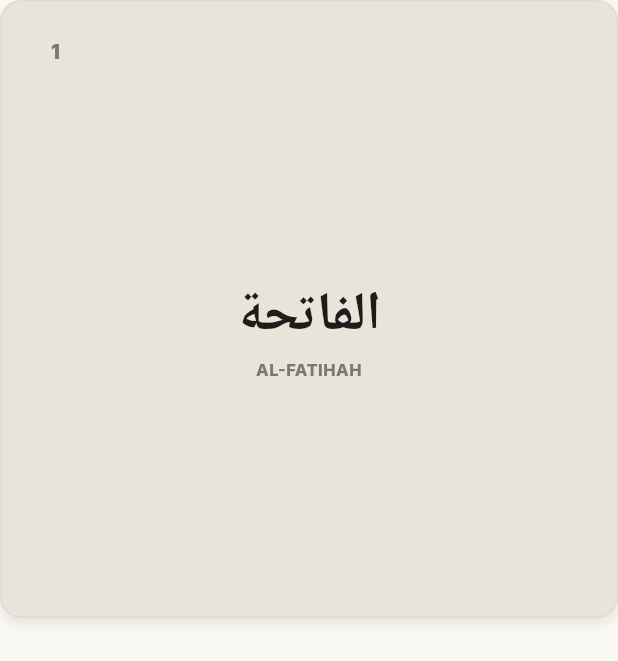
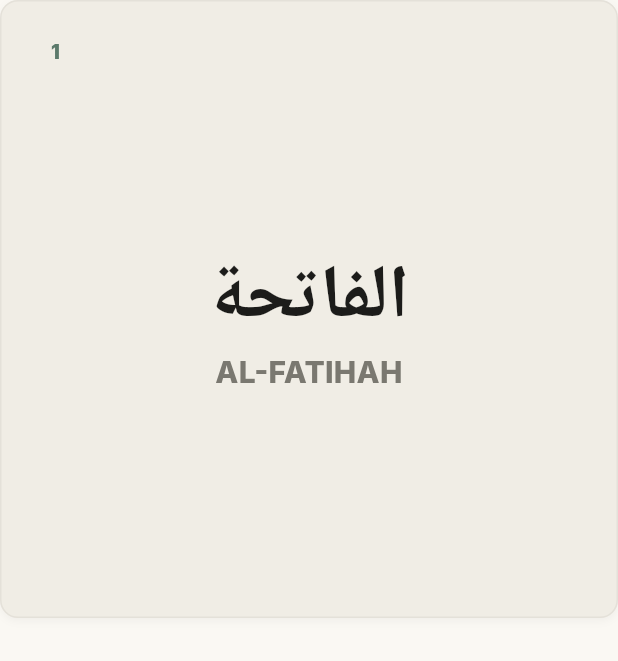
Before and after one commit to OnlyShoky/Quran-Player, a Flutter app: the MosaicTile widget shown alone on an empty page, opened directly with sample values from the repository, on a phone screen of 412 x 824 dp. Shown: the top 661 px of the screen. Run offline on Flutter 3.47's test engine with Material 3 defaults, Android fonts, the phone set to English and light mode, and no system bars; our stand-ins replace go_router, google_fonts, just_audio, shared_preferences; accounts and stored records are empty; network calls fail; Roboto replaces fonts that are missing (Amiri).

Commit message:
fix layout grid

```diff
--- /dev/null
+++ b/devtools_options.yaml
@@ -0,0 +1,3 @@
+description: This file stores settings for Dart & Flutter DevTools.
+documentation: https://docs.flutter.dev/tools/devtools/extensions#configure-extension-enablement-states
+extensions:
--- a/lib/features/surah_list/surah_list_screen.dart
+++ b/lib/features/surah_list/surah_list_screen.dart
@@ -46,18 +46,12 @@ class _SurahListScreenState extends State<SurahListScreen> {
           }).toList();
 
     return Scaffold(
-      backgroundColor: isMosaic
-          ? (isDark ? AppColors.mosaicBgDark : null)
-          : null,
       body: CustomScrollView(
         slivers: [
           // --- App Bar ---
           SliverAppBar(
             floating: true,
             snap: true,
-            backgroundColor: isMosaic && isDark
-                ? AppColors.mosaicBgDark.withValues(alpha: 0.9)
-                : null,
             title: Column(
               crossAxisAlignment: CrossAxisAlignment.start,
               children: [
--- a/lib/shared/widgets/mosaic_tile.dart
+++ b/lib/shared/widgets/mosaic_tile.dart
@@ -1,14 +1,23 @@
 import 'package:flutter/material.dart';
 import 'package:google_fonts/google_fonts.dart';
-import 'package:go_router/go_router.dart';
 import 'package:provider/provider.dart';
+
 import '../../core/models/surah.dart';
 import '../../core/constants/app_colors.dart';
 import '../providers/playlist_provider.dart';
 import '../providers/player_provider.dart';
 
-/// A square mosaic tile representing one surah in the Fluid Mosaic grid.
-/// Faithfully adapted from the Fluid Mosaic HTML prototype.
+/// A fluid square mosaic tile representing one surah in the Fluid Mosaic grid.
+///
+/// =========================================================================
+/// 🛠 PARAMETERS YOU CAN CUSTOMIZE FOR TILE & TEXT SIZES:
+/// =========================================================================
+/// Edit the constants in `_MosaicTileState.build` inside LayoutBuilder:
+///  - `numSize`: Surah number size (top-left)
+///  - `arabicSize`: Arabic text size (center)
+///  - `nameSize`: English name size (bottom)
+///  - `tileBorderRadius`: Roundness of tile corners (e.g. 10.0, 14.0)
+/// =========================================================================
 class MosaicTile extends StatefulWidget {
   final Surah surah;
 
@@ -18,26 +27,17 @@ class MosaicTile extends StatefulWidget {
   State<MosaicTile> createState() => _MosaicTileState();
 }
 
-class _MosaicTileState extends State<MosaicTile>
-    with SingleTickerProviderStateMixin {
+class _MosaicTileState extends State<MosaicTile> {
   bool _pressed = false;
 
-  void _playSurah(BuildContext context) {
+  void _togglePlaylist(BuildContext context) {
     final playlist = context.read<PlaylistProvider>();
-    final player = context.read<PlayerProvider>();
+    final surahId = widget.surah.id;
 
-    final reciter = playlist.selectedReciter;
-    if (reciter == null) {
-      ScaffoldMessenger.of(context).showSnackBar(
-        const SnackBar(content: Text('Please select a reciter first')),
-      );
-      return;
-    }
-
-    final index = playlist.ensureSurahInPlaylist(widget.surah.id);
-    if (index != -1) {
-      player.loadAndPlay(surah: widget.surah, reciter: reciter, index: index);
-      context.go('/player');
+    if (playlist.containsSurah(surahId)) {
+      playlist.removeSurah(surahId);
+    } else {
+      playlist.addSurah(surahId);
     }
   }
 
@@ -45,21 +45,29 @@ class _MosaicTileState extends State<MosaicTile>
   Widget build(BuildContext context) {
     final theme = Theme.of(context);
     final isDark = theme.brightness == Brightness.dark;
+    final playlist = context.watch<PlaylistProvider>();
     final player = context.watch<PlayerProvider>();
 
+    final inPlaylist = playlist.containsSurah(widget.surah.id);
     final isCurrentlyPlaying =
         player.currentSurah?.id == widget.surah.id && player.isPlaying;
-    final isActive = isCurrentlyPlaying;
+
+    final isActive = inPlaylist || isCurrentlyPlaying;
+
+    final primaryColor = theme.colorScheme.primary;
+    final onPrimaryColor = theme.colorScheme.onPrimary;
 
     final tileBg = isActive
-        ? null // Uses gradient decoration instead
-        : (isDark ? AppColors.mosaicTileDark : AppColors.mosaicTileLight);
+        ? null
+        : (isDark
+              ? AppColors.surfaceContainerDark
+              : AppColors.surfaceContainerLight);
 
     return GestureDetector(
       onTapDown: (_) => setState(() => _pressed = true),
       onTapUp: (_) {
         setState(() => _pressed = false);
-        _playSurah(context);
+        _togglePlaylist(context);
       },
       onTapCancel: () => setState(() => _pressed = false),
       child: AnimatedScale(
@@ -72,35 +80,36 @@ class _MosaicTileState extends State<MosaicTile>
             decoration: BoxDecoration(
               color: isActive ? null : tileBg,
               gradient: isActive
-                  ? const LinearGradient(
+                  ? LinearGradient(
                       begin: Alignment.topLeft,
                       end: Alignment.bottomRight,
                       colors: [
-                        AppColors.mosaicActive,
-                        AppColors.mosaicActiveEnd,
+                        primaryColor,
+                        primaryColor.withValues(alpha: 0.85),
                       ],
                     )
                   : null,
-              borderRadius: BorderRadius.circular(14),
+              borderRadius: BorderRadius.circular(12), // ⚙️ Tile corner radius
               border: Border.all(
                 color: isActive
-                    ? AppColors.mosaicActiveGlow
+                    ? primaryColor
                     : (isDark
-                        ? Colors.white.withValues(alpha: 0.02)
-                        : Colors.black.withValues(alpha: 0.04)),
-                width: 1,
+                          ? AppColors.outlineDark.withValues(alpha: 0.3)
+                          : AppColors.outlineLight.withValues(alpha: 0.5)),
+                width: isActive ? 1.5 : 1,
               ),
               boxShadow: [
                 if (isActive)
                   BoxShadow(
-                    color: AppColors.mosaicActiveGlow.withValues(alpha: 0.2),
-                    blurRadius: 15,
+                    color: primaryColor.withValues(alpha: 0.3),
+                    blurRadius: 8,
+                    offset: const Offset(0, 2),
                   )
                 else
                   BoxShadow(
-                    color: Colors.black.withValues(alpha: isDark ? 0.3 : 0.08),
-                    blurRadius: 6,
-                    offset: const Offset(0, 4),
+                    color: Colors.black.withValues(alpha: isDark ? 0.15 : 0.04),
+                    blurRadius: 4,
+                    offset: const Offset(0, 2),
                   ),
               ],
             ),
@@ -108,10 +117,13 @@ class _MosaicTileState extends State<MosaicTile>
               builder: (context, constraints) {
                 final tileSize = constraints.maxWidth;
 
-                // Responsive font sizes based on tile size
-                final numSize = (tileSize * 0.14).clamp(9.0, 13.0);
-                final arabicSize = (tileSize * 0.35).clamp(18.0, 36.0);
-                final nameSize = (tileSize * 0.11).clamp(7.0, 11.0);
+                // =========================================================
+                // ⚙️ TWEAK FONT SIZES HERE:
+                // `(tileSize * multiplier).clamp(minSize, maxSize)`
+                // =========================================================
+                final numSize = (tileSize * 0.15).clamp(9.0, 13.0);
+                final arabicSize = (tileSize * 0.38).clamp(25.0, 50.0);
+                final nameSize = (tileSize * 0.12).clamp(15.0, 20.0);
 
                 return Stack(
                   children: [
@@ -126,10 +138,8 @@ class _MosaicTileState extends State<MosaicTile>
                           fontSize: numSize,
                           fontWeight: FontWeight.w900,
                           color: isActive
-                              ? AppColors.mosaicActiveMuted
-                              : (isDark
-                                  ? AppColors.mutedDark
-                                  : AppColors.mutedLight),
+                              ? onPrimaryColor.withValues(alpha: 0.85)
+                              : primaryColor,
                         ),
                       ),
                     ),
@@ -140,15 +150,15 @@ class _MosaicTileState extends State<MosaicTile>
                         top: tileSize * 0.06,
                         right: tileSize * 0.08,
                         child: Container(
-                          width: 8,
-                          height: 8,
+                          width: (tileSize * 0.10).clamp(5.0, 8.0),
+                          height: (tileSize * 0.10).clamp(5.0, 8.0),
                           decoration: BoxDecoration(
-                            color: Colors.white,
+                            color: onPrimaryColor,
                             shape: BoxShape.circle,
                             boxShadow: [
                               BoxShadow(
-                                color: Colors.white.withValues(alpha: 0.6),
-                                blurRadius: 5,
+                                color: onPrimaryColor.withValues(alpha: 0.7),
+                                blurRadius: 4,
                               ),
                             ],
                           ),
@@ -160,18 +170,18 @@ class _MosaicTileState extends State<MosaicTile>
                       child: Column(
                         mainAxisAlignment: MainAxisAlignment.center,
                         children: [
-                          SizedBox(height: tileSize * 0.08),
-                          // Arabic name
+                          SizedBox(height: tileSize * 0.05),
+                          // Arabic name (Center)
                           Text(
                             widget.surah.nameAr,
                             style: GoogleFonts.amiri(
                               fontSize: arabicSize,
                               fontWeight: FontWeight.w700,
                               color: isActive
-                                  ? Colors.white
+                                  ? onPrimaryColor
                                   : (isDark
-                                      ? AppColors.onSurfaceDark
-                                      : AppColors.onSurfaceLight),
+                                        ? AppColors.onSurfaceDark
+                                        : AppColors.onSurfaceLight),
                               height: 1.1,
                             ),
                             textAlign: TextAlign.center,
@@ -179,10 +189,11 @@ class _MosaicTileState extends State<MosaicTile>
                             overflow: TextOverflow.visible,
                           ),
                           SizedBox(height: tileSize * 0.02),
-                          // English name
+                          // English name (Bottom)
                           Padding(
                             padding: EdgeInsets.symmetric(
-                                horizontal: tileSize * 0.05),
+                              horizontal: tileSize * 0.05,
+                            ),
                             child: Text(
                               widget.surah.nameEn.toUpperCase(),
                               style: TextStyle(
@@ -190,11 +201,11 @@ class _MosaicTileState extends State<MosaicTile>
                                 fontSize: nameSize,
                                 fontWeight: FontWeight.w800,
                                 color: isActive
-                                    ? Colors.white
+                                    ? onPrimaryColor.withValues(alpha: 0.9)
                                     : (isDark
-                                        ? const Color(0xFF94a3b8)
-                                        : AppColors.mutedLight),
-                                letterSpacing: 0.3,
+                                          ? AppColors.mutedDark
+                                          : AppColors.mutedLight),
+                                letterSpacing: 0.2,
                               ),
                               textAlign: TextAlign.center,
                               maxLines: 1,
```
Also changed, not shown: lib/shared/providers/player_provider.dart (+37 -0 lines), lib/shared/widgets/mosaic_grid_view.dart (+26 -12 lines).
